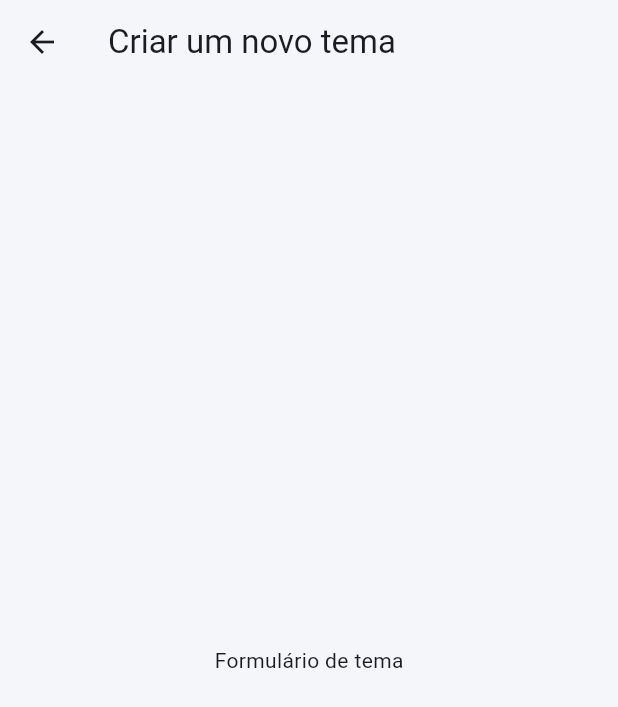
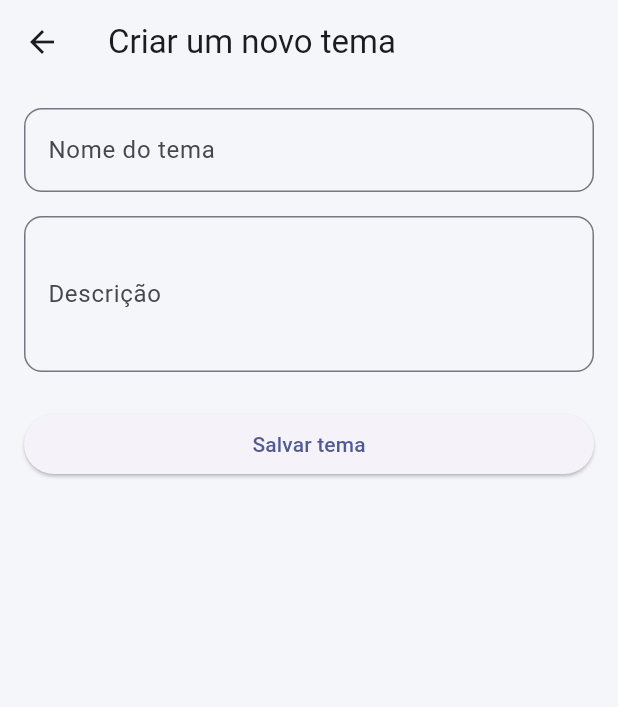
Before and after one commit to pgmoraesdev/MOBILE_CHALLENGE_AMAZUL, a Flutter app: the CategoryForm screen opened directly, on a phone screen of 412 x 824 dp. Shown: the top 707 px of the screen. Run offline on Flutter 3.47's test engine with Material 3 defaults, Android fonts, the phone set to English and light mode, and no system bars; our stand-ins replace lucide_flutter.

Commit message:
feat: criação do form de tema e exibição de lista de tema

```diff
--- a/lib/screens/topic_form_screen.dart
+++ b/lib/screens/topic_form_screen.dart
@@ -1,4 +1,6 @@
 import 'package:flutter/material.dart';
+
+import '../models/topic_model.dart';
 
 class CategoryForm extends StatefulWidget {
   const CategoryForm({super.key});
@@ -8,16 +10,66 @@ class CategoryForm extends StatefulWidget {
 }
 
 class _CategoryFormState extends State<CategoryForm> {
+  final _formKey = GlobalKey<FormState>();
+  final _titleController = TextEditingController();
+  final _descriptionController = TextEditingController();
+
+  @override
+  void dispose() {
+    _titleController.dispose();
+    _descriptionController.dispose();
+    super.dispose();
+  }
+
+  void _saveTopic() {
+    if (!_formKey.currentState!.validate()) return;
+
+    Navigator.pop(
+      context,
+      Topic(
+        titulo: _titleController.text.trim(),
+        descricao: _descriptionController.text.trim(),
+      ),
+    );
+  }
 
   @override
   Widget build(BuildContext context) {
     return Scaffold(
-      appBar: AppBar(
-        title: const Text('Criar um novo tema'),
+      appBar: AppBar(title: const Text('Criar um novo tema')),
+      body: Padding(
+        padding: const EdgeInsets.all(16),
+        child: Form(
+          key: _formKey,
+          child: Column(
+            crossAxisAlignment: CrossAxisAlignment.stretch,
+            children: [
+              TextFormField(
+                controller: _titleController,
+                decoration: const InputDecoration(labelText: 'Nome do tema'),
+                validator: (value) => value == null || value.trim().isEmpty
+                    ? 'Informe o nome do tema'
+                    : null,
+              ),
+              const SizedBox(height: 16),
+              TextFormField(
+                controller: _descriptionController,
+                decoration: const InputDecoration(labelText: 'Descrição'),
+                minLines: 3,
+                maxLines: 5,
+                validator: (value) => value == null || value.trim().isEmpty
+                    ? 'Informe uma descrição'
+                    : null,
+              ),
+              const SizedBox(height: 24),
+              ElevatedButton(
+                onPressed: _saveTopic,
+                child: const Text('Salvar tema'),
+              ),
+            ],
+          ),
+        ),
       ),
-      body: Center(
-        child: const Text('Formulário de tema'),
-        )
-      );
+    );
   }
 }
```
Also changed, not shown: lib/screens/home_screen.dart (+10 -3 lines), lib/screens/topic_list_screen.dart (+36 -5 lines).
